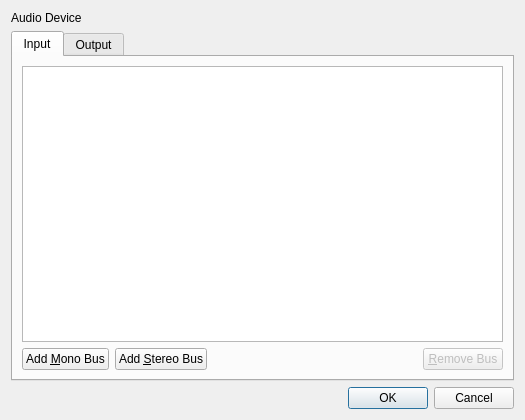
This is src/traverso/ui/AudioIODialog.ui in ErwanLegrand/Traverso-DAW as Qt 5 draws it before an edit. The edited form follows.
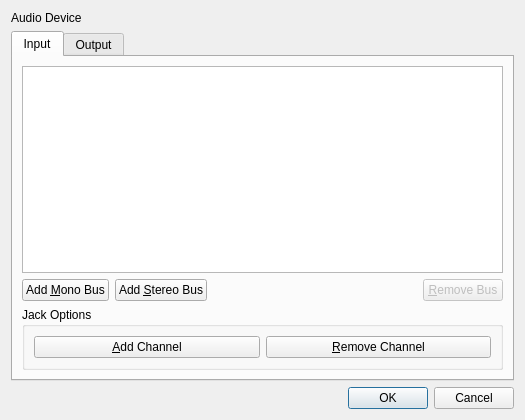
This is the edited form.

Commit message: Activate buttons to add/remove AudioDevices in the AudioIODialog if the Jack driver is loaded.

What changed in the file:
```diff
--- a/src/traverso/ui/AudioIODialog.ui
+++ b/src/traverso/ui/AudioIODialog.ui
@@ -82,6 +82,29 @@
          </item>
         </layout>
        </item>
+       <item>
+        <widget class="QGroupBox" name="groupBoxJackInput">
+         <property name="title">
+          <string>Jack Options</string>
+         </property>
+         <layout class="QHBoxLayout" name="horizontalLayout_3">
+          <item>
+           <widget class="QPushButton" name="buttonJackAddInputChannel">
+            <property name="text">
+             <string>&amp;Add Channel</string>
+            </property>
+           </widget>
+          </item>
+          <item>
+           <widget class="QPushButton" name="buttonJackRemoveInputChannel">
+            <property name="text">
+             <string>&amp;Remove Channel</string>
+            </property>
+           </widget>
+          </item>
+         </layout>
+        </widget>
+       </item>
       </layout>
      </widget>
      <widget class="QWidget" name="tabOutput">
```
Left out of the diff: 29 changed lines with no effect on the pictures. The commit also changes 1 other file.
